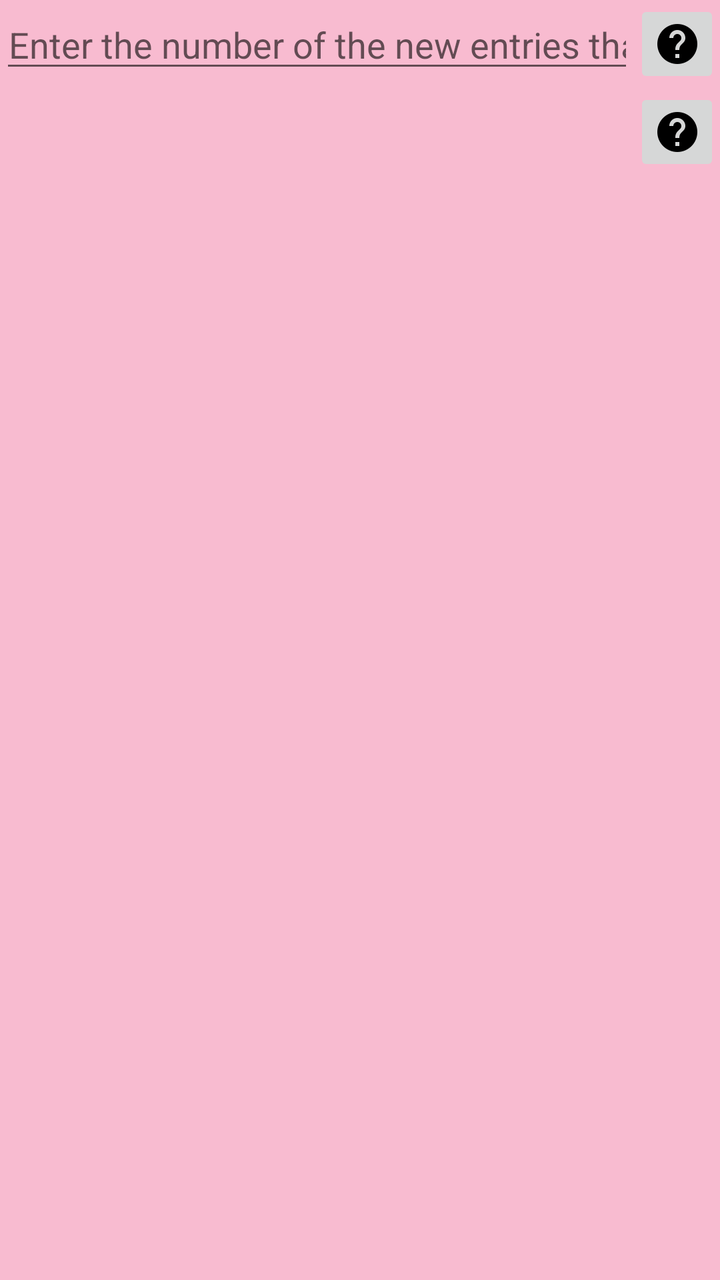
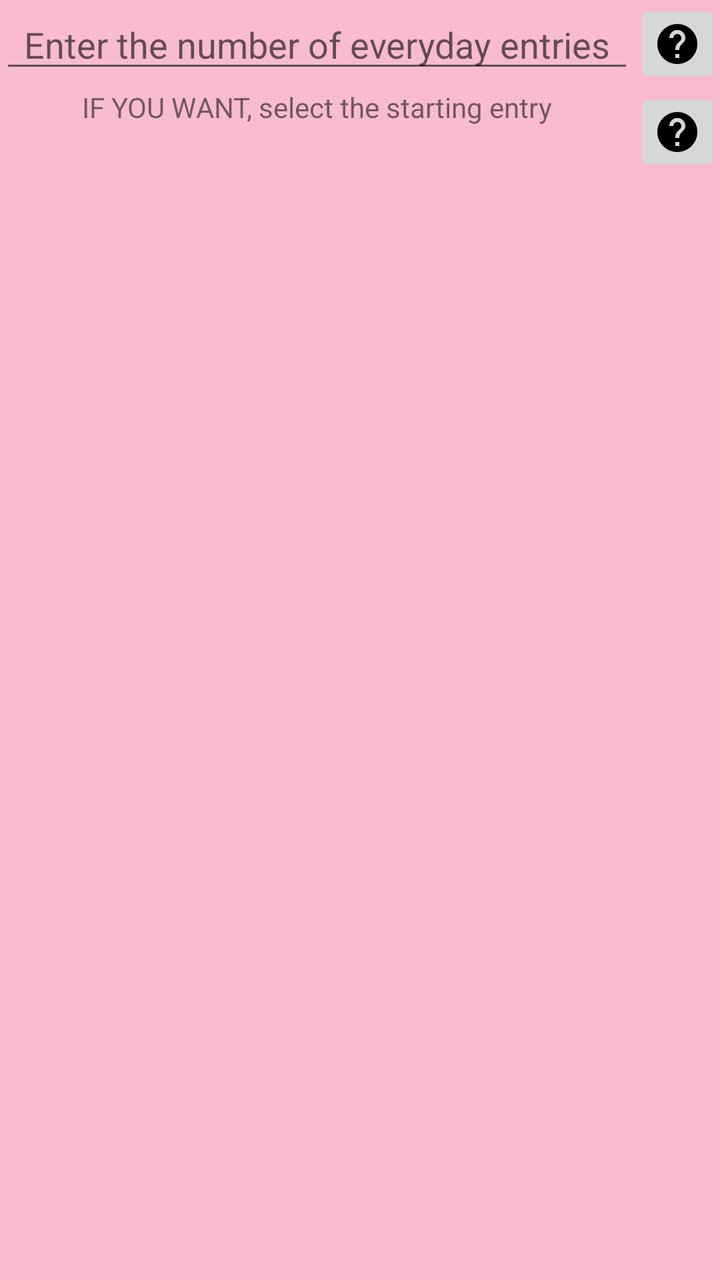

Screens rendered from an Android XML layout before and after an edit, with the pre-edit source and the edit as a unified diff.
<!-- AndroidManifest.xml: application theme MyMaterialTheme -->
<!-- res/layout/content_emulate_field.xml -->
<?xml version="1.0" encoding="utf-8"?>
<RelativeLayout
    xmlns:android="http://schemas.android.com/apk/res/android"
    xmlns:android.support.v7.cardview="http://schemas.android.com/apk/res-auto"
    xmlns:tools="http://schemas.android.com/tools"
    xmlns:app="http://schemas.android.com/apk/res-auto"
    android:layout_width="match_parent"
    android:layout_height="match_parent"
    app:layout_behavior="@string/appbar_scrolling_view_behavior"
    tools:showIn="@layout/app_bar_emulate_field">



    <LinearLayout
        android:id="@+id/number_of_entries_linearlayout"
        android:layout_width="match_parent"
        android:layout_height="wrap_content"
        android:orientation="horizontal"
        android:weightSum="10">

        <EditText
            android:id="@+id/enter_number_of_entries"
            android:layout_width="match_parent"
            android:layout_height="wrap_content"
            android:layout_weight="9"
            android:gravity="center"
            android:imeOptions="flagNoExtractUi"
            android:hint="@string/enter_the_number_of_the_new_entries_that_will_be_added_everyday_to_the_field_by_emulation"
            android:inputType="number"
            />

        <ImageButton
            android:id="@+id/number_of_entries_help"
            android:layout_width="wrap_content"
            android:layout_height="wrap_content"
            android:layout_weight="1"
            android:src="@drawable/ic_help_black_24dp" />
    </LinearLayout>

    <LinearLayout
        android:id="@+id/starting_entry_linearlayout"
        android:layout_width="match_parent"
        android:layout_height="wrap_content"
        android:orientation="horizontal"
        android:layout_below="@id/number_of_entries_linearlayout"
        android:weightSum="10">

        <TextView
            android:layout_width="match_parent"
            android:layout_height="wrap_content"
            android:layout_weight="9"
            android:gravity="center" />

        <ImageButton
            android:id="@+id/starting_entry_help"
            android:layout_width="wrap_content"
            android:layout_height="wrap_content"
            android:layout_weight="1"

            android:src="@drawable/ic_help_black_24dp" />
    </LinearLayout>



    <android.support.v7.widget.RecyclerView
        android:id="@+id/copy_move_entries_activity_recyclerview"
        android:layout_width="match_parent"
        android:layout_height="match_parent"
        android:layout_below="@id/starting_entry_linearlayout"/>

</RelativeLayout>
<!-- res/layout/app_bar_emulate_field.xml (included above) -->
<?xml version="1.0" encoding="utf-8"?>
<android.support.design.widget.CoordinatorLayout xmlns:android="http://schemas.android.com/apk/res/android"
    xmlns:app="http://schemas.android.com/apk/res-auto"
    xmlns:tools="http://schemas.android.com/tools"
    android:layout_width="match_parent"
    android:layout_height="match_parent"
    android:fitsSystemWindows="true">

    <android.support.design.widget.AppBarLayout
        android:layout_width="match_parent"
        android:layout_height="wrap_content"
        android:theme="@style/AppTheme.AppBarOverlay">
        <android.support.v7.widget.Toolbar xmlns:app="http://schemas.android.com/apk/res-auto"
            android:id="@+id/toolbar"
            android:layout_width="fill_parent"
            android:layout_height="?attr/actionBarSize"
            android:background="?attr/colorPrimary"
            android:minHeight="?attr/actionBarSize"
            android:layout_gravity="">

        </android.support.v7.widget.Toolbar>

        <View android:layout_width="match_parent"
            android:layout_height="4dp"
            android:background="@drawable/toolbar_drop_shadow"/>
    </android.support.design.widget.AppBarLayout>

    <include layout="@layout/content_emulate_field" />

</android.support.design.widget.CoordinatorLayout>
<!-- resources referenced by this layout -->
<resources>
  <!-- drawable ic_help_black_24dp: png bitmap (drawable-hdpi, 458 bytes) -->
  <!-- drawable toolbar_drop_shadow (drawable) -->
  <?xml version="1.0" encoding="utf-8"?>
  <shape xmlns:android="http://schemas.android.com/apk/res/android"
      android:shape="rectangle" >
  
      <gradient
          android:angle="90"
          android:endColor="#757575"
          android:startColor="#bdbdbd" />
  
  </shape>
  <string name="appbar_scrolling_view_behavior" translatable="false">android.support.design.widget.AppBarLayout$ScrollingViewBehavior</string>
  <string name="enter_the_number_of_the_new_entries_that_will_be_added_everyday_to_the_field_by_emulation">Enter the number of the new entries that will be added everyday to the field by emulation</string>
  <style name="AppTheme.AppBarOverlay" parent="ThemeOverlay.AppCompat.Dark.ActionBar" />
  <style name="MyMaterialTheme" parent="MyMaterialTheme.Base">
  
      </style>
  <style name="MyMaterialTheme.Base" parent="Theme.AppCompat.Light.DarkActionBar">
          <item name="windowNoTitle">true</item>
          <item name="windowActionBar">false</item>
          <item name="colorPrimary">@color/colorPrimary</item>
          <item name="colorPrimaryDark">@color/colorPrimaryDark</item>
          <item name="colorAccent">@color/colorAccent</item>
          <item name="android:windowBackground">@color/windowBackground</item>
      </style>
  <color name="colorPrimary">#EC407A</color>
  <color name="colorPrimaryDark">#AD1457</color>
  <color name="colorAccent">#EA80FC</color>
  <color name="windowBackground">#F8BBD0</color>
</resources>

<!-- the commit's change to res/layout/content_emulate_field.xml (unified diff, before → after) -->
@@ -25,7 +25,7 @@
             android:layout_weight="9"
             android:gravity="center"
             android:imeOptions="flagNoExtractUi"
-            android:hint="@string/enter_the_number_of_the_new_entries_that_will_be_added_everyday_to_the_field_by_emulation"
+            android:hint="@string/enter_the_number_of__everyday_entries"
             android:inputType="number"
             />
 
@@ -49,7 +49,8 @@
             android:layout_width="match_parent"
             android:layout_height="wrap_content"
             android:layout_weight="9"
-            android:gravity="center" />
+            android:gravity="center"
+            android:text="IF YOU WANT, select the starting entry"/>
 
         <ImageButton
             android:id="@+id/starting_entry_help"
<!-- resource entries referenced after the edit -->
@@ -13,7 +13,7 @@
   
   </shape>
   <string name="appbar_scrolling_view_behavior" translatable="false">android.support.design.widget.AppBarLayout$ScrollingViewBehavior</string>
-  <string name="enter_the_number_of_the_new_entries_that_will_be_added_everyday_to_the_field_by_emulation">Enter the number of the new entries that will be added everyday to the field by emulation</string>
+  <string name="enter_the_number_of__everyday_entries">Enter the number of everyday entries</string>
   <style name="AppTheme.AppBarOverlay" parent="ThemeOverlay.AppCompat.Dark.ActionBar" />
   <style name="MyMaterialTheme" parent="MyMaterialTheme.Base">
   
